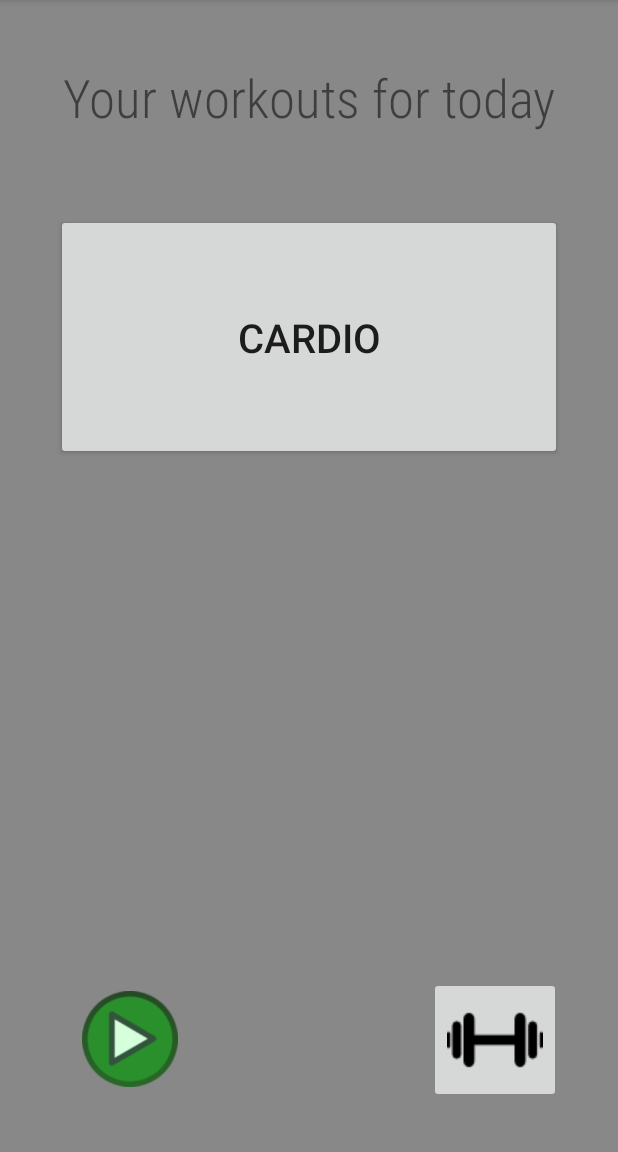
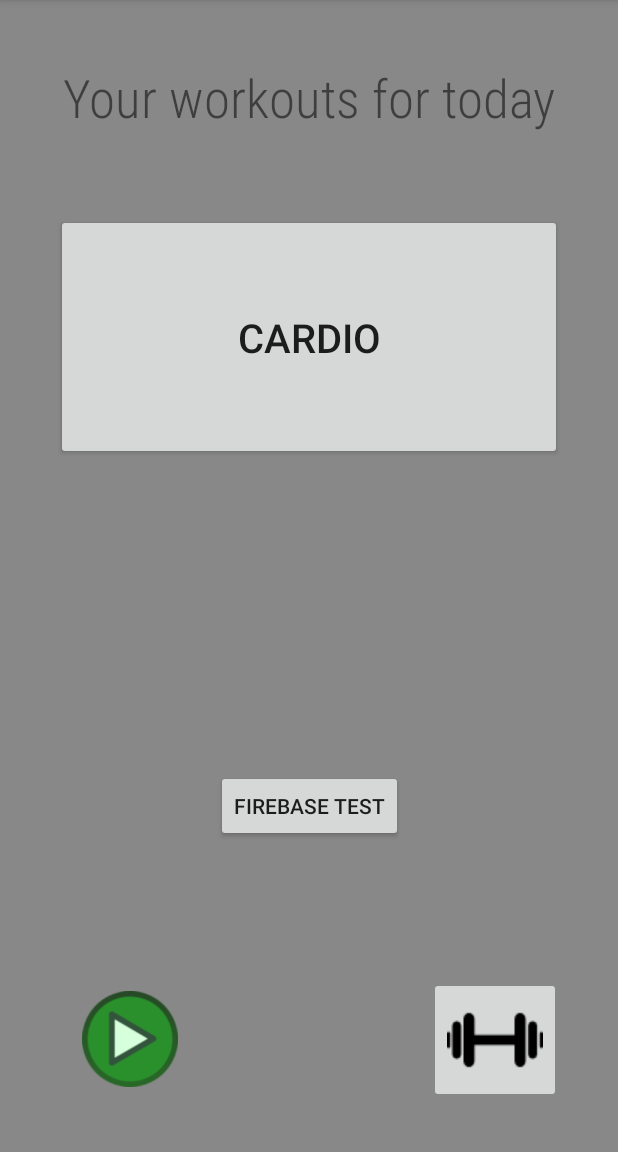
Before and after one commit to rickywychoi/HomeSweatHome, an Android app: the MainHomeActivity screen opened directly, with no data from a screen before it, on a phone screen of 412 x 824 dp, the part 84-1236 px from its top. Run offline under Robolectric (Android 15) with nearby library versions, the phone set to English and light mode, and no system bars; our stand-ins replace Firebase (no records; nobody signed in at launch, a user with empty details on screens opened directly).

Commit message:
Connected firebase to our app

```diff
--- a/app/build.gradle
+++ b/app/build.gradle
@@ -1,4 +1,5 @@
 apply plugin: 'com.android.application'
+apply plugin: 'com.google.gms.google-services'
 
 android {
     compileSdkVersion 30
@@ -27,6 +28,9 @@ dependencies {
     implementation 'androidx.appcompat:appcompat:1.2.0'
     implementation 'androidx.constraintlayout:constraintlayout:2.0.1'
     implementation 'androidx.legacy:legacy-support-v4:1.0.0'
+    implementation platform('com.google.firebase:firebase-bom:26.0.0')
+    implementation 'com.google.firebase:firebase-analytics'
+    implementation 'com.google.firebase:firebase-database:19.5.1'
     testImplementation 'junit:junit:4.12'
     androidTestImplementation 'androidx.test.ext:junit:1.1.2'
     androidTestImplementation 'androidx.test.espresso:espresso-core:3.3.0'
--- a/app/src/main/java/com/example/homesweathome/MainHomeActivity.java
+++ b/app/src/main/java/com/example/homesweathome/MainHomeActivity.java
@@ -1,5 +1,6 @@
 package com.example.homesweathome;
 
+import androidx.annotation.NonNull;
 import androidx.appcompat.app.AppCompatActivity;
 import androidx.constraintlayout.widget.ConstraintLayout;
 
@@ -7,8 +8,22 @@ import android.content.Intent;
 import android.graphics.Color;
 import android.os.Bundle;
 import android.view.View;
+import android.widget.Button;
+import android.widget.Toast;
+
+import com.google.android.gms.tasks.OnFailureListener;
+import com.google.android.gms.tasks.OnSuccessListener;
+import com.google.android.gms.tasks.Task;
+import com.google.firebase.database.DatabaseReference;
+import com.google.firebase.database.FirebaseDatabase;
+
+import java.util.Date;
 
 public class MainHomeActivity extends AppCompatActivity {
+    // Button and DatabaseReference for firebase connection test
+    Button firebaseTestBtn;
+    DatabaseReference database;
+    //
 
     ConstraintLayout constraintLayout;
     @Override
@@ -17,6 +32,36 @@ public class MainHomeActivity extends AppCompatActivity {
         setContentView(R.layout.activity_main_home);
         constraintLayout = findViewById(R.id.constraintLayout);
         constraintLayout.setBackgroundColor(Color.GRAY);
+
+        //
+        // Test if firebase is properly connected
+        //
+        database = FirebaseDatabase.getInstance().getReference("test");
+        firebaseTestBtn = (Button) findViewById(R.id.firebaseBtn);
+        firebaseTestBtn.setOnClickListener(new View.OnClickListener() {
+            @Override
+            public void onClick(View v) {
+                String id = database.push().getKey();
+                Task setValueTask = database.child(id).setValue("This is Test - " + new Date());
+                setValueTask.addOnSuccessListener(new OnSuccessListener() {
+                    @Override
+                    public void onSuccess(Object o) {
+                        Toast.makeText(MainHomeActivity.this,
+                                "Successfully connected to firebase", Toast.LENGTH_SHORT).show();
+                    }
+                });
+                setValueTask.addOnFailureListener(new OnFailureListener() {
+                    @Override
+                    public void onFailure(@NonNull Exception e) {
+                        Toast.makeText(MainHomeActivity.this,
+                                "Something went wrong...", Toast.LENGTH_SHORT).show();
+                    }
+                });
+            }
+        });
+        //
+        // end of firebase test
+        //
     }
 
     public void switchToWorkoutList(View view) {
--- a/app/src/main/res/layout/activity_main_home.xml
+++ b/app/src/main/res/layout/activity_main_home.xml
@@ -62,4 +62,14 @@
         app:srcCompat="@drawable/dumbbell"
         android:layout_marginRight="10dp"/>
 
+    <Button
+        android:id="@+id/firebaseBtn"
+        android:layout_width="wrap_content"
+        android:layout_height="wrap_content"
+        android:text="Firebase Test"
+        app:layout_constraintBottom_toBottomOf="parent"
+        app:layout_constraintEnd_toEndOf="parent"
+        app:layout_constraintStart_toStartOf="parent"
+        app:layout_constraintTop_toBottomOf="@+id/button" />
+
 </androidx.constraintlayout.widget.ConstraintLayout>
--- a/build.gradle
+++ b/build.gradle
@@ -6,7 +6,7 @@ buildscript {
     }
     dependencies {
         classpath 'com.android.tools.build:gradle:4.1.0'
-
+        classpath 'com.google.gms:google-services:4.3.4'
         // NOTE: Do not place your application dependencies here; they belong
         // in the individual module build.gradle files
     }
```
Also changed, not shown: 1 other file.
